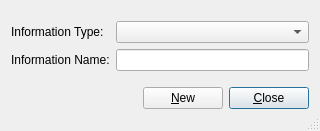
Old version of the form src/frontends/qt4/ui/InfoUi.ui in the repository cburschka/lyx.
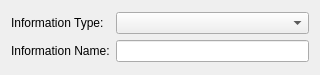
New version of the form.

Commit message: Attempt to simplify as much as possible Inset parameter dialog creation. We now just need an ui file and a class that inherits InsetParamsWidget and implement 4 methods. Then InsetParamsDialog will take care of the rest. InsetParamsDialog has 2 running mode: "immediate apply" and "Restore/OK/Close" which is the default; I hope this is enough to satisfy all users. The checkbox status might be saved later in session settings.

Diff of the .ui file:
```diff
--- a/src/frontends/qt4/ui/InfoUi.ui
+++ b/src/frontends/qt4/ui/InfoUi.ui
@@ -1,79 +1,42 @@
 <ui version="4.0" >
  <class>InfoUi</class>
- <widget class="QDialog" name="InfoUi" >
-  <property name="geometry" >
+ <widget class="QWidget" name="InfoUi">
+  <property name="geometry">
    <rect>
     <x>0</x>
     <y>0</y>
     <width>320</width>
-    <height>131</height>
+    <height>75</height>
    </rect>
   </property>
-  <property name="windowTitle" >
+  <property name="windowTitle">
    <string/>
   </property>
-  <property name="sizeGripEnabled" >
+  <property name="sizeGripEnabled" stdset="0">
    <bool>true</bool>
   </property>
-  <layout class="QVBoxLayout" >
+  <layout class="QVBoxLayout">
    <item>
-    <layout class="QGridLayout" >
-     <item row="0" column="0" >
-      <widget class="QLabel" name="typeLBL" >
-       <property name="text" >
+    <layout class="QGridLayout">
+     <item row="0" column="0">
+      <widget class="QLabel" name="typeLBL">
+       <property name="text">
         <string>Information Type:</string>
        </property>
       </widget>
      </item>
-     <item row="0" column="1" >
-      <widget class="QComboBox" name="typeCO" />
+     <item row="0" column="1">
+      <widget class="QComboBox" name="typeCO"/>
      </item>
-     <item row="1" column="0" >
-      <widget class="QLabel" name="nameLBL" >
-       <property name="text" >
+     <item row="1" column="0">
+      <widget class="QLabel" name="nameLBL">
+       <property name="text">
         <string>Information Name:</string>
        </property>
       </widget>
      </item>
-     <item row="1" column="1" >
-      <widget class="QLineEdit" name="nameLE" />
-     </item>
-    </layout>
-   </item>
-   <item>
-    <layout class="QHBoxLayout" >
-     <item>
-      <spacer>
-       <property name="orientation" >
-        <enum>Qt::Horizontal</enum>
-       </property>
-       <property name="sizeType" >
-        <enum>QSizePolicy::Expanding</enum>
-       </property>
-       <property name="sizeHint" stdset="0" >
-        <size>
-         <width>84</width>
-         <height>20</height>
-        </size>
-       </property>
-      </spacer>
-     </item>
-     <item>
-      <widget class="QPushButton" name="newPB" >
-       <property name="text" >
-        <string>&amp;New</string>
-       </property>
-      </widget>
-     </item>
-     <item>
-      <widget class="QPushButton" name="closePB" >
-       <property name="text" >
-        <string>&amp;Close</string>
-       </property>
-       <property name="default" >
-        <bool>true</bool>
-       </property>
-      </widget>
+     <item row="1" column="1">
+      <widget class="QLineEdit" name="nameLE"/>
      </item>
     </layout>
    </item>
```
Left out of the diff: 5 changed lines with no effect on the pictures. The commit also changes 27 other files.
